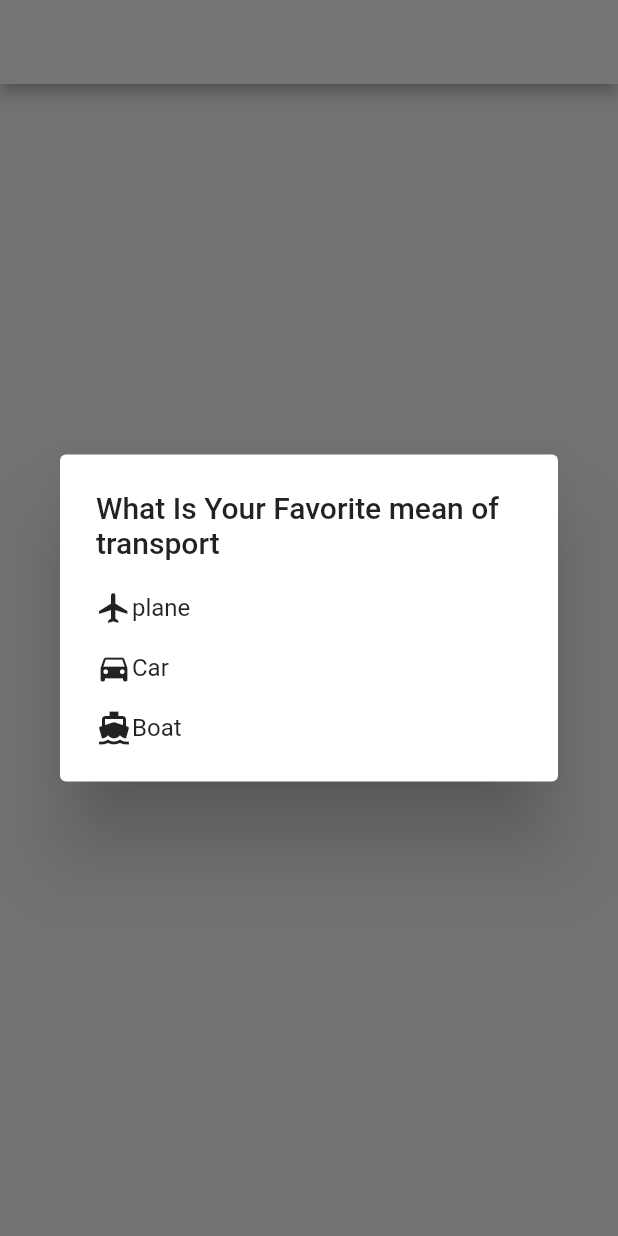
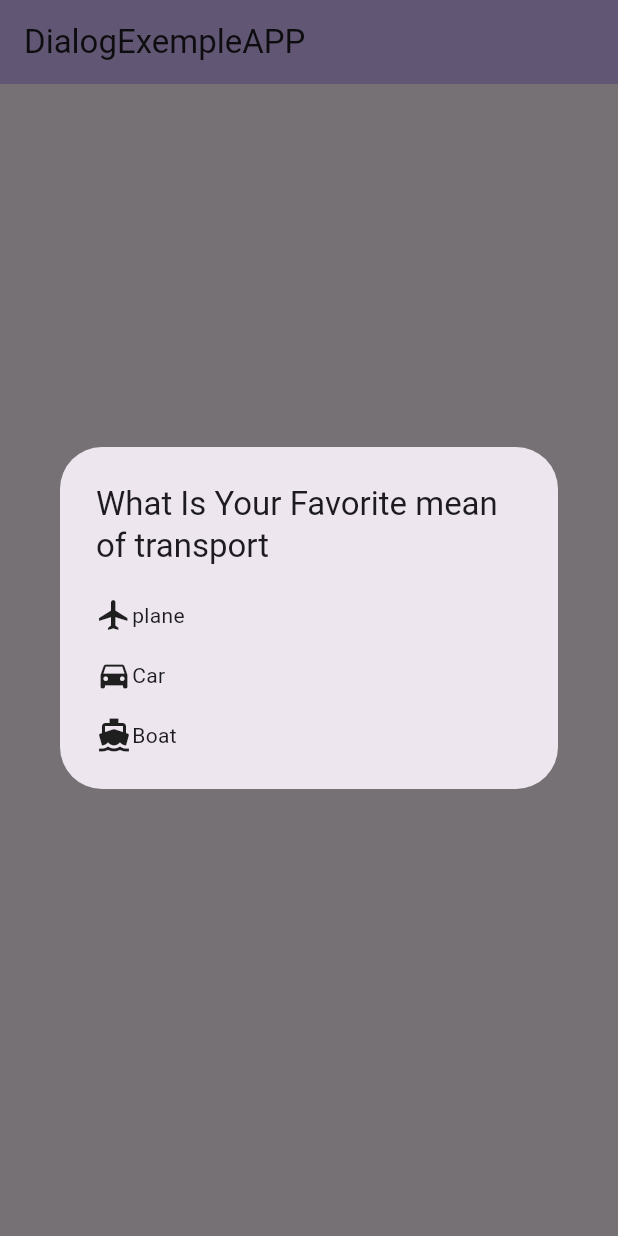
Before and after one commit to CrossPlatformFlutter/SimpleDialog, a Flutter app: the MyHomePage screen opened directly, after a tap on "open Simple Dialog", on a phone screen of 412 x 824 dp. Run offline on Flutter 3.47's test engine with Material 2 defaults, Android fonts, the phone set to English and light mode, and no system bars.

Commit message:
bottomSheet

```diff
--- a/lib/main.dart
+++ b/lib/main.dart
@@ -1,51 +1,135 @@
 import 'package:flutter/material.dart';
-import 'package:simpledialog/SecondSecreen.dart';
-
-void main(){
-  runApp(
-    const HomeScreen()
-  );
+import 'package:simpledialog/choiceList.dart';
+import 'simpleDialog.dart';
+import 'SecondSecreen.dart';
+import 'BottomSheetWidget.dart';
+void main() {
+  runApp(const MyApp());
 }
 
-class HomeScreen  extends StatelessWidget{
-
-  const HomeScreen({super.key});
-   @override
+class MyApp extends StatelessWidget {
+  const MyApp({super.key});
+  @override
   Widget build(BuildContext context) {
-    return const MaterialApp(
+    return MaterialApp(
+      title: 'DialogExempleAPP',
       debugShowCheckedModeBanner: false,
-      home:SelectionButton(),
-      /*routes: <String,WidgetBuilder>{
-        "Route1":(context)=>SecondScreen(),
-      },*/
+      theme: ThemeData(
+        colorScheme: ColorScheme.fromSeed(seedColor: Colors.deepPurple),
+        useMaterial3: true,
+      ),
+      home: const MyHomePage(title: 'DialogExempleAPP'),
     );
   }
 }
 
-class SelectionButton extends StatefulWidget{
-  const SelectionButton({super.key});
-      @override
-  State<StatefulWidget> createState() =>_SelectionButton();
-
+class MyHomePage extends StatefulWidget {
+  const MyHomePage({super.key, required this.title});
+  final String title;
+  @override
+  State<MyHomePage> createState() => _MyHomePageState();
 }
 
-class _SelectionButton extends State<SelectionButton>{
+class _MyHomePageState extends State<MyHomePage> {
 
-  Future<void> navigation()async{
-    String ? result=await Navigator.push(context,MaterialPageRoute(builder: (BuildContext context)=> const SecondScreen()));
-    if(result!=null){
-      setState(() {
-         //SnackBar snack=SnackBar(content: Text(result),duration: Duration(seconds: 2),);
-         ScaffoldMessenger.of(context).showSnackBar(SnackBar(content: Text(result)));
-      });
+  String choice="no choice yet";
+
+  void setChoice(String val){
+    setState(() {
+      choice=val;
+    });
+  }
+
+Future<void> _navigateAndDisplaySelection(BuildContext context) async {
+  String? result = await Navigator.push(
+    context,
+    MaterialPageRoute(builder: (BuildContext context) => SecondScreen()),
+  );
+
+  if (result != null) {
+    ScaffoldMessenger.of(context).showSnackBar(
+      SnackBar(content: Text(result)),
+    );
+  }
+}
+
+  Future<void> pinkChoice() async{
+    ChoiceList ?resultat=await showDialog<ChoiceList>(
+      barrierDismissible: false,
+      context: context,
+       builder:(BuildContext context){
+          return SimpleDialogWidget();
+        });
+
+    if (resultat!=null){
+     switch (resultat) {
+      case ChoiceList.boat:
+        setChoice("boat");
+        break;
+      case ChoiceList.plane:
+        setChoice("plane");
+        break;
+      case ChoiceList.car:
+        setChoice("car");
+        break;
+      default:
+      setChoice("No Choice");
+      break;
+    }
     }
   }
 
+  Future<void> pinkChoiceBottomSheet()async{
+    ChoiceList ? result=await showModalBottomSheet(
+      isDismissible: false,
+      context: context,
+      builder:(BuildContext context){
+        return  boottomWidget();
+    });
+
+     if (result!=null){
+     switch (result) {
+      case ChoiceList.boat:
+        setChoice("boat");
+        break;
+      case ChoiceList.plane:
+        setChoice("plane");
+        break;
+      case ChoiceList.car:
+        setChoice("car");
+        break;
+      default:
+      setChoice("No Choice");
+      break;
+    }
+    }
+  }
   @override
   Widget build(BuildContext context) {
     return Scaffold(
-      appBar: AppBar(title: const Text("test"),),
-      body: Center(child: ElevatedButton(onPressed: navigation,child:const Icon(Icons.send_and_archive))),
+      appBar: AppBar(
+        backgroundColor: Theme.of(context).colorScheme.inversePrimary,
+        title: Text(widget.title),
+      ),
+      body: Center(
+        child: Column(mainAxisAlignment: MainAxisAlignment.center,
+        children: [
+            ElevatedButton(onPressed:pinkChoiceBottomSheet,
+            child:
+            Text("open BottomShit",
+            style: TextStyle(color: Colors.white,fontSize: 20),),
+            style: ElevatedButton.styleFrom(backgroundColor: Colors.teal),),
+           ElevatedButton(onPressed:pinkChoice,
+            child:
+            Text("open Simple Dialog",
+            style: TextStyle(color: Colors.white,fontSize: 20),),
+            style: ElevatedButton.styleFrom(backgroundColor: Colors.teal),),
+           const Text("this You Choice "),
+           Text("${choice}",style: const TextStyle(fontSize: 25)),
+           IconButton(onPressed:()async { await _navigateAndDisplaySelection(context); } ,
+            icon: Icon(Icons.replay))
+        ]),
+      ),
     );
   }
 }
--- a/lib/main_officiel.dart
+++ /dev/null
@@ -1,133 +0,0 @@
-import 'package:flutter/material.dart';
-import 'package:simpledialog/choiceList.dart';
-
-import 'SecondSecreen.dart';
-void main() {
-  runApp(const MyApp());
-}
-
-class MyApp extends StatelessWidget {
-  const MyApp({super.key});
-  @override
-  Widget build(BuildContext context) {
-    return MaterialApp(
-      title: 'DialogExempleAPP',
-      debugShowCheckedModeBanner: false,
-      theme: ThemeData(
-        colorScheme: ColorScheme.fromSeed(seedColor: Colors.deepPurple),
-        useMaterial3: true,
-      ),
-      home: const MyHomePage(title: 'DialogExempleAPP'),
-    );
-  }
-}
-
-class MyHomePage extends StatefulWidget {
-  const MyHomePage({super.key, required this.title});
-  final String title;
-  @override
-  State<MyHomePage> createState() => _MyHomePageState();
-}
-
-class _MyHomePageState extends State<MyHomePage> {
-
-  String choice="no choice yet";
-
-  void setChoice(String val){
-    setState(() {
-      choice=val;
-    });
-  }
-
-Future<void> _navigateAndDisplaySelection(BuildContext context) async {
-  String? result = await Navigator.push(
-    context,
-    MaterialPageRoute(builder: (BuildContext context) => SecondScreen()),
-  );
-
-  if (result != null) {
-    ScaffoldMessenger.of(context).showSnackBar(
-      SnackBar(content: Text(result)),
-    );
-  }
-}
-
-  Future<void> pinkChoice() async{
-    ChoiceList ?resultat=await showDialog<ChoiceList>(
-      barrierDismissible: false,
-      context: context,
-       builder:(BuildContext context){
-      return SimpleDialog(
-        title: const Text("What Is Your Favorite mean of transport"),
-        children: [
-          SimpleDialogOption(
-            child: const Row(
-                mainAxisAlignment: MainAxisAlignment.start,
-              children: [
-                Icon(Icons.flight),
-                Text("plane")
-              ],
-            ),
-            onPressed: (){Navigator.pop(context,ChoiceList.plane);},
-          ),
-          SimpleDialogOption(
-            child: const Row(
-                 mainAxisAlignment: MainAxisAlignment.start,
-              children: [
-                Icon(Icons.directions_car),
-                Text("Car")
-              ],
-            ),
-            onPressed: (){Navigator.pop(context,ChoiceList.car);},
-          ),
-          SimpleDialogOption(
-            child: const Row(
-                 mainAxisAlignment: MainAxisAlignment.start,
-              children: [
-                Icon(Icons.directions_boat),
-                Text("Boat")
-              ],
-            ),
-            onPressed: (){Navigator.pop(context,ChoiceList.boat);},
-          )
-        ],
-      );});
-
-    if (resultat!=null){
-     switch (resultat) {
-      case ChoiceList.boat:
-        setChoice("boat");
-        break;
-      case ChoiceList.plane:
-        setChoice("plane");
-        break;
-      case ChoiceList.car:
-        setChoice("car");
-        break;
-    }
-    }
-  }
-  @override
-  Widget build(BuildContext context) {
-    return Scaffold(
-      appBar: AppBar(
-        backgroundColor: Theme.of(context).colorScheme.inversePrimary,
-        title: Text(widget.title),
-      ),
-      body: Center(
-        child: Column(mainAxisAlignment: MainAxisAlignment.center,
-        children: [
-           ElevatedButton(onPressed:pinkChoice,
-            child:
-            Text("open Simple Dialog",
-            style: TextStyle(color: Colors.white,fontSize: 20),),
-            style: ElevatedButton.styleFrom(backgroundColor: Colors.teal),),
-           const Text("this You Choice "),
-           Text("${choice}",style: const TextStyle(fontSize: 25)),
-           IconButton(onPressed:()async { await _navigateAndDisplaySelection(context); } ,
-            icon: Icon(Icons.replay))
-        ]),
-      ),
-    );
-  }
-}
--- /dev/null
+++ b/lib/simpleDialog.dart
@@ -0,0 +1,44 @@
+import 'package:flutter/material.dart';
+import 'choiceList.dart';
+
+
+class SimpleDialogWidget extends StatelessWidget{
+  @override
+  Widget build(BuildContext context) {
+    return SimpleDialog(
+        title: const Text("What Is Your Favorite mean of transport"),
+        children: [
+          SimpleDialogOption(
+            child: const Row(
+                mainAxisAlignment: MainAxisAlignment.start,
+              children: [
+                Icon(Icons.flight),
+                Text("plane")
+              ],
+            ),
+            onPressed: (){Navigator.pop(context,ChoiceList.plane);},
+          ),
+          SimpleDialogOption(
+            child: const Row(
+                 mainAxisAlignment: MainAxisAlignment.start,
+              children: [
+                Icon(Icons.directions_car),
+                Text("Car")
+              ],
+            ),
+            onPressed: (){Navigator.pop(context,ChoiceList.car);},
+          ),
+          SimpleDialogOption(
+            child: const Row(
+                 mainAxisAlignment: MainAxisAlignment.start,
+              children: [
+                Icon(Icons.directions_boat),
+                Text("Boat")
+              ],
+            ),
+            onPressed: (){Navigator.pop(context,ChoiceList.boat);},
+          )
+        ],
+      );
+  }
+}
```
Also changed, not shown: lib/BottomSheetWidget.dart (added, +55 -0 lines), lib/main_essai.dart (added, +51 -0 lines).
